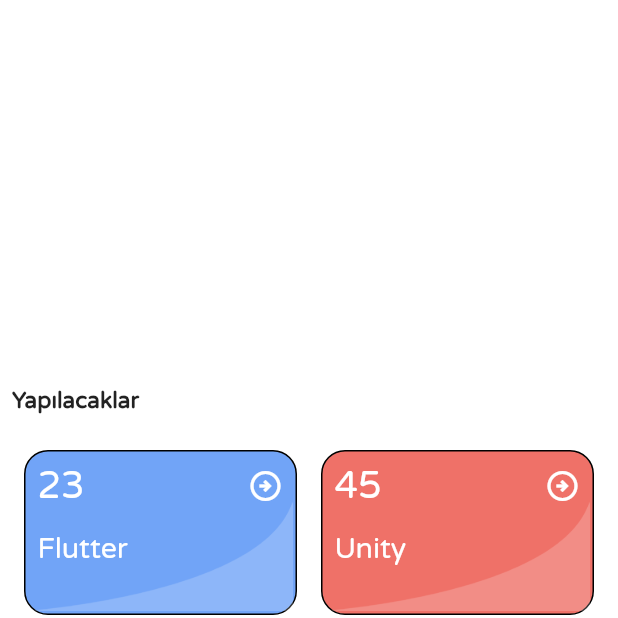
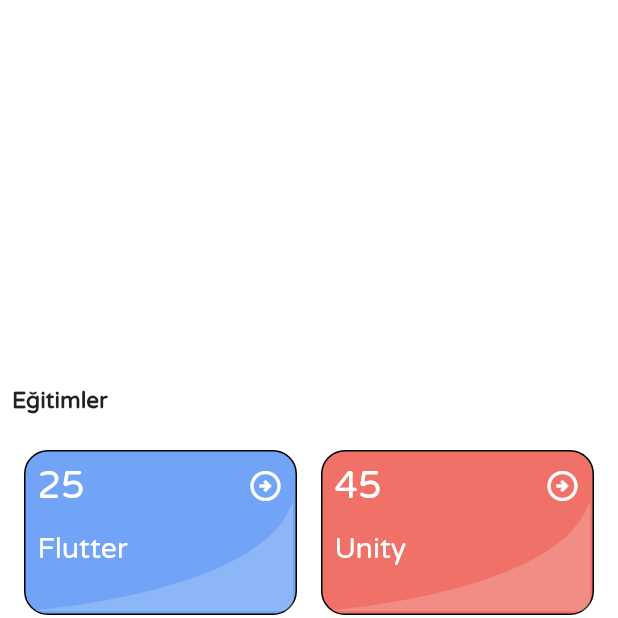
Before and after one commit to emrecan-er/App-Jam-F1, a Flutter app: the MainScreen screen opened directly, on a phone screen of 412 x 824 dp, the top half of it. Run offline on Flutter 3.47's test engine with Material 2 defaults, Android fonts, the phone set to English and light mode, and no system bars; drawn by our look-alikes of percent_indicator; our stand-ins replace cloud_firestore, firebase_auth, firebase_core, font_awesome_flutter, get, nice_buttons and 1 more; missing offline and left inert: appbar_animated; accounts and stored records are empty.

Commit message:
ana sayfa düzenlendi

```diff
--- a/flutter_application_1/lib/screens/main_screen.dart
+++ b/flutter_application_1/lib/screens/main_screen.dart
@@ -1,4 +1,6 @@
+import 'dart:convert';
 import 'dart:developer';
+import 'package:http/http.dart' as http;
 
 import 'package:cloud_firestore/cloud_firestore.dart';
 import 'package:flutter/gestures.dart';
@@ -25,11 +27,31 @@
 }
 
 class _MainScreenState extends State<MainScreen> {
+  Future<http.Response> sendMessageToSlack(
+      String message, String channel, String botToken) async {
+    final response = await http.post(
+      Uri.parse('https://slack.com/api/chat.postMessage'),
+      headers: <String, String>{
+        'Content-Type': 'application/json; charset=UTF-8',
+        'Authorization': 'Bearer $botToken',
+      },
+      body: jsonEncode(<String, dynamic>{
+        'channel': channel,
+        'text': message,
+      }),
+    );
+
+    return response;
+  }
+
   @override
   Widget build(BuildContext context) {
     return Scaffold(
       floatingActionButton: FloatingActionButton(
-        onPressed: () {},
+        onPressed: () {
+          sendMessageToSlack('deneme', '#general',
+              'xapp-1-A052P6R2KG9-5077341632805-c26400d7dd75a15917c1b81ea5067d8937497a02848d8bb8a48da2d3c6d9de3e');
+        },
         child: Icon(
           Icons.notes,
         ),
@@ -37,7 +59,7 @@
       ),
       backgroundColor: Colors.white,
       body: ScaffoldLayoutBuilder(
-        appBarHeight: 50,
+        appBarHeight: 60,
         backgroundColorAppBar: ColorBuilder(Colors.transparent, Colors.blue),
         textColorAppBar: ColorBuilder(Colors.white),
         appBarBuilder: _appBar,
@@ -75,7 +97,7 @@
               Padding(
                 padding: const EdgeInsets.all(8.0),
                 child: Row(
-                  children: [TextManager(message: "Yapılacaklar")],
+                  children: [TextManager(message: "Eğitimler")],
                 ),
               ),
               Tasks(),
@@ -122,6 +144,105 @@
                 ),
               ),
               Coursera(),
+              SizedBox(
+                height: 20,
+              ),
+              Padding(
+                padding: const EdgeInsets.all(8.0),
+                child: Row(
+                  mainAxisAlignment: MainAxisAlignment.spaceBetween,
+                  children: [
+                    TextManager(message: "Aylık Görevler"),
+                    RichText(
+                      text: TextSpan(children: [
+                        TextSpan(
+                            text: 'Tamamını Gör',
+                            style: TextStyle(
+                              color: kGoogleRed,
+                              fontFamily: 'VarelaRound',
+                              fontSize: 12,
+                            ),
+                            recognizer: TapGestureRecognizer()
+                              ..onTap = () {
+                                print('Login Text Clicked');
+                              }),
+                      ]),
+                    ),
+                  ],
+                ),
+              ),
+              SizedBox(
+                height: 20,
+              ),
+              Padding(
+                padding: const EdgeInsets.all(8.0),
+                child: Row(
+                  children: [
+                    FaIcon(
+                      FontAwesomeIcons.dotCircle,
+                      color: kGoogleYellow,
+                      size: 15,
+                    ),
+                    SizedBox(
+                      width: 5,
+                    ),
+                    Text(
+                      'Flutter eğitimlerinin 7 modülünü tamamla veya Unity\n uzmanlık eğitimlerinin %70\'ini tamamla.',
+                      overflow: TextOverflow.fade,
+                      softWrap: false,
+                      style: TextStyle(
+                        fontFamily: 'VarelaRound',
+                      ),
+                    ),
+                  ],
+                ),
+              ),
+              Padding(
+                padding: const EdgeInsets.all(8.0),
+                child: Row(
+                  children: [
+                    FaIcon(
+                      FontAwesomeIcons.dotCircle,
+                      color: kGoogleYellow,
+                      size: 15,
+                    ),
+                    SizedBox(
+                      width: 5,
+                    ),
+                    Text(
+                      'Coursera 4. kursu tamamla.',
+                      overflow: TextOverflow.fade,
+                      softWrap: false,
+                      style: TextStyle(
+                        fontFamily: 'VarelaRound',
+                      ),
+                    ),
+                  ],
+                ),
+              ),
+              Padding(
+                padding: const EdgeInsets.all(8.0),
+                child: Row(
+                  children: [
+                    FaIcon(
+                      FontAwesomeIcons.dotCircle,
+                      color: kGoogleYellow,
+                      size: 15,
+                    ),
+                    SizedBox(
+                      width: 5,
+                    ),
+                    Text(
+                      'App Jam yarışmasını kazan.',
+                      overflow: TextOverflow.fade,
+                      softWrap: false,
+                      style: TextStyle(
+                        fontFamily: 'VarelaRound',
+                      ),
+                    ),
+                  ],
+                ),
+              ),
               SizedBox(
                 height: 20,
               ),
--- a/flutter_application_1/lib/widgets/tasks.dart
+++ b/flutter_application_1/lib/widgets/tasks.dart
@@ -1,5 +1,9 @@
 import 'package:flutter/material.dart';
 import 'package:flutter_application_1/constants/constans.dart';
+import 'package:flutter_application_1/screens/flutter_page.dart';
+import 'package:flutter_application_1/screens/girisimcilik_page.dart';
+import 'package:flutter_application_1/screens/ingilizce_page.dart';
+import 'package:flutter_application_1/screens/unity_page.dart';
 import 'package:get/get.dart';
 import 'package:get/get_core/src/get_main.dart';
 
@@ -16,11 +20,19 @@
             child: Column(
               children: [
                 TaskManager(
+                  onTap: () {
+                    Get.to(FlutterPage());
+                  },
                   color: kGoogleBlue,
                   ders: 'Flutter',
-                  modulSayisi: '23',
+                  modulSayisi: '25',
                 ),
                 TaskManager(
+                  onTap: () {
+                    Get.to(
+                      GirisimcilikPage(),
+                    );
+                  },
                   color: kGoogleGreen,
                   ders: 'Girişimcilik',
                   modulSayisi: '72',
@@ -32,11 +44,19 @@
             child: Column(
               children: [
                 TaskManager(
+                  onTap: () {
+                    Get.to(
+                      UnityPage(),
+                    );
+                  },
                   color: kGoogleRed,
                   ders: 'Unity',
                   modulSayisi: '45',
                 ),
                 TaskManager(
+                  onTap: () {
+                    Get.to(IngilizcePage());
+                  },
                   color: kGoogleYellow,
                   ders: 'İngilizce',
                   modulSayisi: '32',
@@ -54,8 +74,10 @@
   String modulSayisi;
   String ders;
   Color color;
+  Function() onTap;
 
   TaskManager({
+    required this.onTap,
     required this.ders,
     required this.color,
     required this.modulSayisi,
@@ -65,6 +87,8 @@
   Widget build(BuildContext context) {
     return Padding(
       padding: const EdgeInsets.all(8.0),
+      child: GestureDetector(
+        onTap: onTap,
         child: Container(
             decoration: BoxDecoration(
               borderRadius: BorderRadius.circular(16),
@@ -128,6 +152,7 @@
                 ),
               ],
             )),
+      ),
     );
   }
 }
```
Also changed, not shown: flutter_application_1/lib/screens/flutter_page.dart (added, +69 -0 lines), flutter_application_1/lib/screens/girisimcilik_page.dart (added, +86 -0 lines), flutter_application_1/lib/screens/ingilizce_page.dart (added, +62 -0 lines), flutter_application_1/lib/screens/unity_page.dart (added, +70 -0 lines), flutter_application_1/lib/widgets/modul_card.dart (added, +137 -0 lines). Lines whose indentation alone changed are shown as unchanged.
